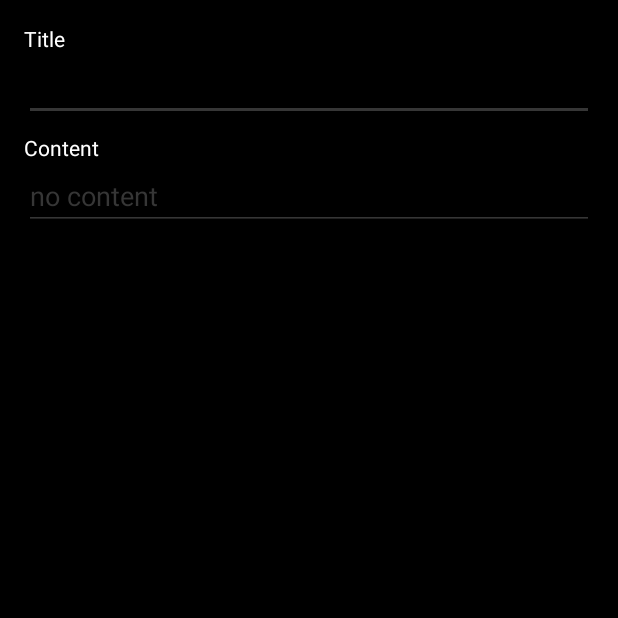
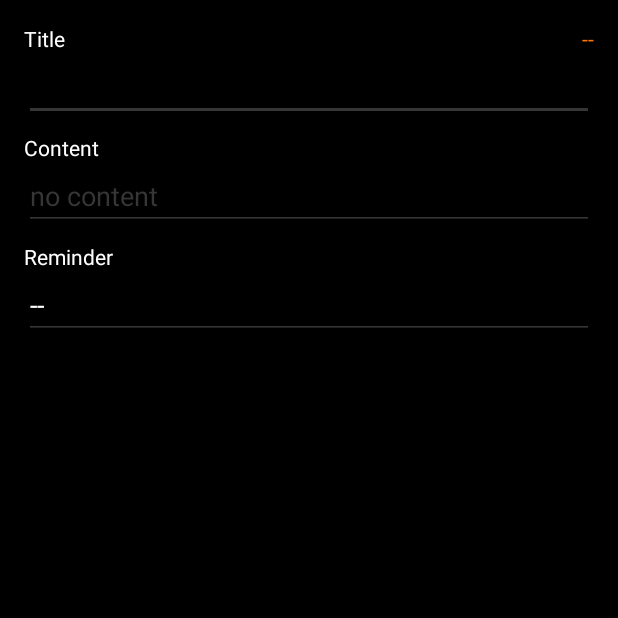
Before and after one commit to wodyjowski/a-todo, an Android app: the EditActivity screen opened directly, with no data from a screen before it, on a phone screen of 412 x 824 dp, the top half of it. Run offline under Robolectric (Android 15) with nearby library versions, the phone set to English and light mode, and no system bars; our stand-ins replace Room's generated code; 3 statements that could not run were skipped.

Commit message:
Added created date on edit task activity

```diff
--- a/app/src/main/java/com/example/atodo/EditActivity.java
+++ b/app/src/main/java/com/example/atodo/EditActivity.java
@@ -2,23 +2,32 @@ package com.example.atodo;
 
 import androidx.appcompat.app.AppCompatActivity;
 import androidx.lifecycle.LiveData;
-import androidx.lifecycle.MutableLiveData;
 import androidx.lifecycle.ViewModelProviders;
 
+import android.app.DatePickerDialog;
 import android.os.Bundle;
+import android.view.View;
+import android.widget.DatePicker;
 import android.widget.EditText;
+import android.widget.TextView;
 
 import com.example.atodo.database.entities.Task;
+import com.example.atodo.helpers.DateHelper;
 
-public class EditActivity extends AppCompatActivity {
+import java.util.Calendar;
+
+public class EditActivity extends AppCompatActivity implements View.OnClickListener {
 
     // Objects
     private EditActivityVM mEditActivityVM;
     private LiveData<Task> liveTask;
+    final Calendar myCalendar = Calendar.getInstance();
 
     // Controls
     private EditText editTextTaskName;
     private EditText editTextTaskContent;
+    private TextView textViewCreatedDate;
+    private EditText editTextDate;
 
     @Override
     protected void onCreate(Bundle savedInstanceState) {
@@ -32,10 +41,16 @@ public class EditActivity extends AppCompatActivity {
 
         editTextTaskName = findViewById(R.id.editTextTaskName);
         editTextTaskContent = findViewById(R.id.editTextTaskContent);
+        textViewCreatedDate = findViewById(R.id.textViewCreatedDate);
+
+        editTextDate = findViewById(R.id.editTextDate);
+        editTextDate.setOnClickListener(this);
 
         liveTask.observe(this, task -> {
             editTextTaskName.setText(task.name);
             editTextTaskContent.setText(task.content);
+            // String resource with parameter
+            textViewCreatedDate.setText(getString(R.string.created, DateHelper.getDateString(task.created_date, this)));
         });
     }
 
@@ -48,4 +63,33 @@ public class EditActivity extends AppCompatActivity {
 
         super.onStop();
     }
+
+    @Override
+    public void onClick(View v) {
+        switch (v.getId()){
+            case R.id.editTextDate:
+                EditDateDialog();
+                break;
+        }
+    }
+
+    private void EditDateDialog() {
+        DatePickerDialog.OnDateSetListener date = new DatePickerDialog.OnDateSetListener() {
+
+            @Override
+            public void onDateSet(DatePicker view, int year, int monthOfYear,
+                                  int dayOfMonth) {
+                // TODO Auto-generated method stub
+                myCalendar.set(Calendar.YEAR, year);
+                myCalendar.set(Calendar.MONTH, monthOfYear);
+                myCalendar.set(Calendar.DAY_OF_MONTH, dayOfMonth);
+            }
+
+        };
+
+
+        new DatePickerDialog(this, date, myCalendar
+                .get(Calendar.YEAR), myCalendar.get(Calendar.MONTH),
+                myCalendar.get(Calendar.DAY_OF_MONTH)).show();
+    }
 }
--- a/app/src/main/res/layout/activity_edit.xml
+++ b/app/src/main/res/layout/activity_edit.xml
@@ -5,6 +5,15 @@
     android:layout_width="match_parent"
     android:layout_height="match_parent"
     tools:context=".EditActivity">
+
+    <TextView
+        android:id="@+id/textView3"
+        android:layout_width="wrap_content"
+        android:layout_height="wrap_content"
+        android:layout_marginTop="8dp"
+        android:text="Reminder"
+        app:layout_constraintStart_toStartOf="@+id/editTextTaskContent"
+        app:layout_constraintTop_toBottomOf="@+id/editTextTaskContent" />
 
     <EditText
         android:id="@+id/editTextTaskName"
@@ -53,4 +62,28 @@
         app:layout_constraintHorizontal_bias="0.0"
         app:layout_constraintStart_toStartOf="@+id/textView2"
         app:layout_constraintTop_toBottomOf="@+id/textView2" />
+
+    <EditText
+        android:id="@+id/editTextDate"
+        android:layout_width="0dp"
+        android:layout_height="wrap_content"
+        android:layout_marginEnd="16dp"
+        android:backgroundTint="@color/greyBackground"
+        android:editable="false"
+        android:ems="10"
+        android:focusable="false"
+        android:hint="--"
+        android:inputType="date"
+        app:layout_constraintEnd_toEndOf="parent"
+        app:layout_constraintStart_toStartOf="@+id/textView3"
+        app:layout_constraintTop_toBottomOf="@+id/textView3" />
+
+    <TextView
+        android:id="@+id/textViewCreatedDate"
+        android:layout_width="wrap_content"
+        android:layout_height="wrap_content"
+        android:text="--"
+        android:textColor="@color/colorPrimary"
+        app:layout_constraintEnd_toEndOf="@+id/editTextTaskName"
+        app:layout_constraintTop_toTopOf="@+id/textView" />
 </androidx.constraintlayout.widget.ConstraintLayout>
--- a/app/src/main/res/values/strings.xml
+++ b/app/src/main/res/values/strings.xml
@@ -7,4 +7,5 @@
     <string name="tab_text_2">Tab 2</string>
     <string name="test_hide_finished">Hide finished</string>
     <string name="test_show_finished">Show finished</string>
+    <string name="created">Created: %1$s</string>
 </resources>
```
Also changed, not shown: app/src/main/java/com/example/atodo/adapters/TaskAdapter.java (+3 -9 lines), app/src/main/java/com/example/atodo/helpers/DateHelper.java (added, +22 -0 lines).
